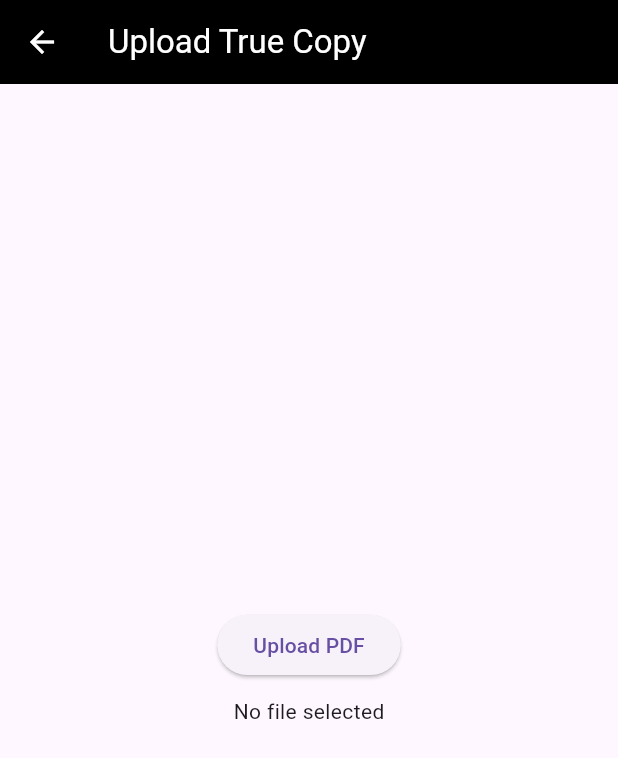
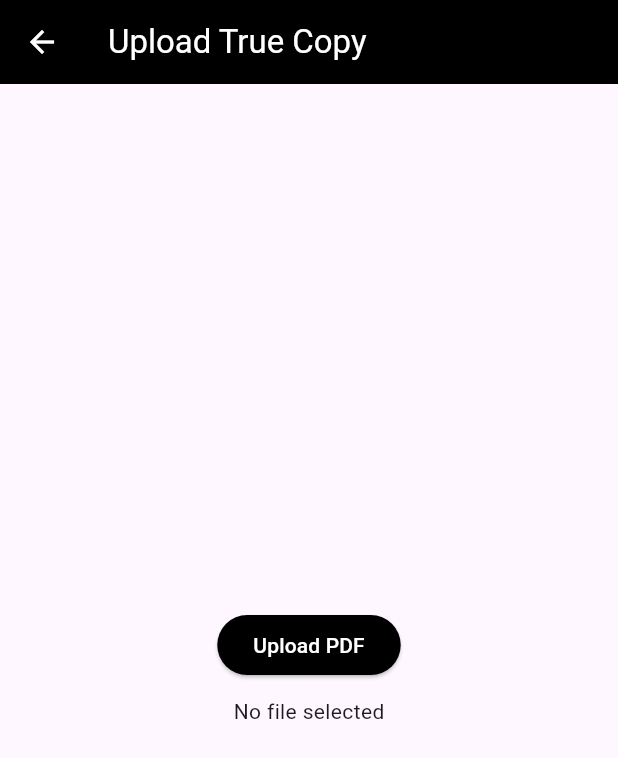
Before and after one commit to SitiFatimah0403/Digital_certificate_project, a Flutter app: the UploadScreen screen opened directly, on a phone screen of 412 x 824 dp. Shown: the top 758 px of the screen. Run offline on Flutter 3.47's test engine with Material 3 defaults, Android fonts, the phone set to English and light mode, and no system bars; our stand-ins replace cloud_firestore, file_picker, firebase_auth, firebase_core, firebase_storage, google_sign_in and 1 more; missing offline and left inert: syncfusion_flutter_pdf; accounts and stored records are empty; network calls fail.

Commit message:
--UI update--

```diff
--- a/lib/recipient_upload_cert/upload_cert.dart
+++ b/lib/recipient_upload_cert/upload_cert.dart
@@ -212,6 +212,10 @@ class _UploadScreenState extends State<UploadScreen> {
               ),*/
               ElevatedButton(
                 onPressed: () => pickFile(isImage: false),
+                style: ElevatedButton.styleFrom(
+                  backgroundColor: Colors.black, // 🔲 Black background
+                  foregroundColor: Colors.white, // ⚪ Optional: white text
+                ),
                 child: Text("Upload PDF"),
               ),
               SizedBox(height: 10),
@@ -240,6 +244,10 @@ class _UploadScreenState extends State<UploadScreen> {
                     ElevatedButton(
                       onPressed: () => pickDate(context, true),
                       child: Text("Select Issue Date"),
+                      style: ElevatedButton.styleFrom(
+                        backgroundColor: Colors.black, // 🔲 Black background
+                        foregroundColor: Colors.white, // ⚪ Optional: white text
+                      ),
                     ),
                   ],
                 ),
@@ -252,6 +260,10 @@ class _UploadScreenState extends State<UploadScreen> {
                     ElevatedButton(
                       onPressed: () => pickDate(context, false),
                       child: Text("Select Expiry Date"),
+                      style: ElevatedButton.styleFrom(
+                        backgroundColor: Colors.black, // 🔲 Black background
+                        foregroundColor: Colors.white, // ⚪ Optional: white text
+                      ),
                     ),
                   ],
                 ),
@@ -259,6 +271,10 @@ class _UploadScreenState extends State<UploadScreen> {
                 ElevatedButton(
                   onPressed: uploadAndSave,
                   child: Text("Submit & Upload"),
+                  style: ElevatedButton.styleFrom(
+                    backgroundColor: Colors.black, // 🔲 Black background
+                    foregroundColor: Colors.white, // ⚪ Optional: white text
+                  ),
                 ),
               ],
               SizedBox(height: 10),
```
